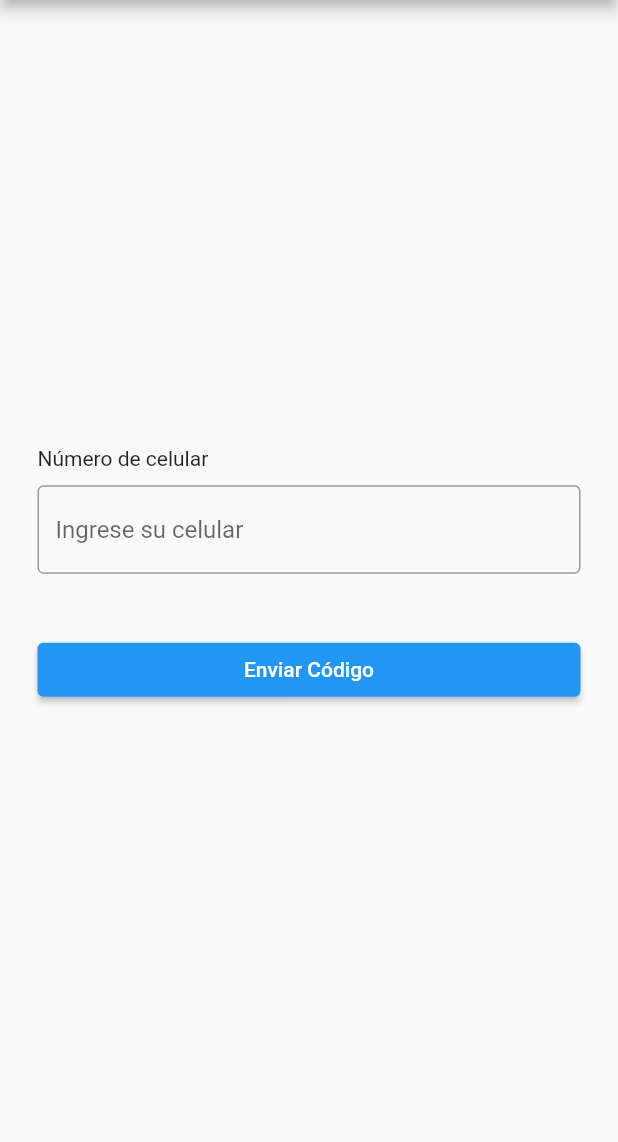
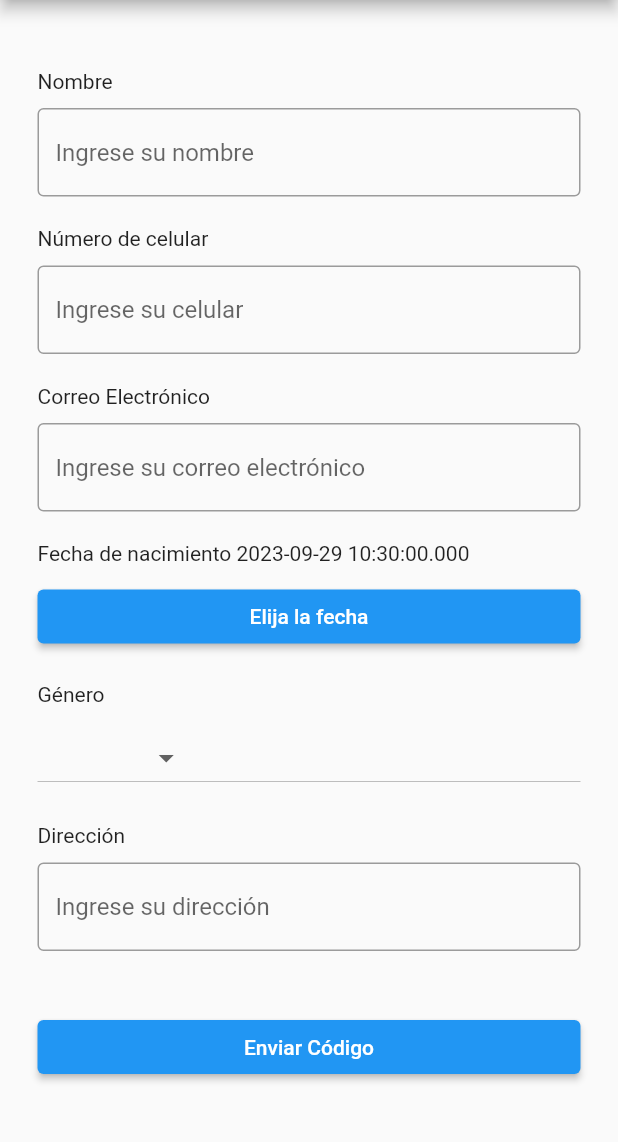
Before and after one commit to CC238-202302-WS61-GRUPO01/KindCoins-MobileApp, a Flutter app: the RegistroB screen opened directly, on a phone screen of 412 x 824 dp, the part 84-1226 px from its top. Run offline on Flutter 3.47's test engine with Material 2 defaults, Android fonts, the phone set to English and light mode, and no system bars.

Commit message:
Añadidos del 28/02/23
Registro B: Aañadido controladores para insertar texto, añadido de date picker para la fecha de nacimiento, Añadido de los elementos del formulario, añadido de dropdown para el género... aún se requiere poder modificar el valor del género

```diff
--- a/kindcoins/lib/main.dart
+++ b/kindcoins/lib/main.dart
@@ -1,5 +1,5 @@
 import 'package:flutter/material.dart';
-import 'dart:async';
+
 
 void main() => runApp(MyApp());
 
@@ -144,9 +144,23 @@ class RegistroB extends StatefulWidget {
 
 class _RegistroBState extends State<RegistroB> {
   TextEditingController nameController = TextEditingController();
+  TextEditingController phoneController = TextEditingController();
   TextEditingController emailController = TextEditingController();
   TextEditingController birthdayController = TextEditingController();
-  TextEditingController phoneController = TextEditingController();
+  TextEditingController addressController = TextEditingController();
+  String genderValue = 'Indefinido';
+
+  DateTime selectedDate = DateTime.now();
+
+  void _showDatePicker() {
+    showDatePicker(
+        context: context,
+        initialDate: DateTime.now(),
+        firstDate: DateTime(1900),
+        lastDate: DateTime(2015)
+    );
+  }
+
   @override
   Widget build(BuildContext context) {
     return Scaffold(
@@ -159,6 +173,20 @@ class _RegistroBState extends State<RegistroB> {
                 child: ListView(
                   shrinkWrap: true,
                   children: [
+                    const Text("Nombre"),
+                    const SizedBox(
+                      height: 10,
+                    ),
+                    TextField(
+                      controller: nameController,
+                      decoration: const InputDecoration(
+                        border: OutlineInputBorder(),
+                        hintText: 'Ingrese su nombre',
+                      ),
+                    ),
+                    const SizedBox(
+                      height: 20,
+                    ),
                     const Text("Número de celular"),
                     const SizedBox(
                       height: 10,
@@ -168,6 +196,86 @@ class _RegistroBState extends State<RegistroB> {
                       decoration: const InputDecoration(
                         border: OutlineInputBorder(),
                         hintText: 'Ingrese su celular',
+                      ),
+                    ),
+                    const SizedBox(
+                      height: 20,
+                    ),
+                    const Text("Correo Electrónico"),
+                    const SizedBox(
+                      height: 10,
+                    ),
+                    TextField(
+                      controller: emailController,
+                      decoration: const InputDecoration(
+                        border: OutlineInputBorder(),
+                        hintText: 'Ingrese su correo electrónico',
+                      ),
+                    ),
+                    const SizedBox(
+                      height: 20,
+                    ),
+                    Text("Fecha de nacimiento ${selectedDate}"),
+                    const SizedBox(
+                      height: 10,
+                    ),
+                    ElevatedButton(
+                        child: Text("Elija la fecha"),
+                        onPressed: () async{
+                          final DateTime? dateTime = await showDatePicker(
+                              context: context,
+                              initialDate: selectedDate,
+                              firstDate: DateTime(1900),
+                              lastDate: DateTime(2050)
+                          );
+                          if (dateTime != null){
+                            setState(() {
+                              selectedDate = dateTime;
+                            });
+                          }
+                        }
+                    ),
+                    const SizedBox(
+                      height: 20,
+                    ),
+                    const Text("Género"),
+                    const SizedBox(
+                      height: 10,
+                    ),
+                    DropdownButton<String>(
+                      items: const[
+                        DropdownMenuItem(
+                            value: 'No binario',
+                            child: Text('no binario')
+                        ),
+                        DropdownMenuItem(
+                            value: 'Masculino',
+                            child: Text('Masculino')
+                        ),
+                        DropdownMenuItem(
+                            value: 'Femenino',
+                            child: Text('Femenino')
+                        )
+                      ],
+                      onChanged: (String? newValue){
+                        setState(() {
+                          genderValue=newValue!;
+                        });
+                      },
+                    ),
+                    //Espacio extra
+                    const SizedBox(
+                      height: 20,
+                    ),
+                    const Text("Dirección"),
+                    const SizedBox(
+                      height: 10,
+                    ),
+                    TextField(
+                      controller: addressController,
+                      decoration: const InputDecoration(
+                        border: OutlineInputBorder(),
+                        hintText: 'Ingrese su dirección',
                       ),
                     ),
                     //Espacio extra
@@ -180,7 +288,7 @@ class _RegistroBState extends State<RegistroB> {
                           Navigator.push(
                               context,
                               MaterialPageRoute(
-                                  builder: (context) => ValidarCodigo()));
+                                  builder: (context) => Inicio()));
                         },
                         child: const Text('Enviar Código')),
                   ],
```
